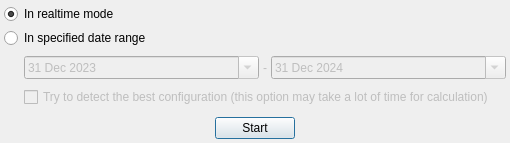
Old version of the form app/src/dialogs/startsimulationdialog/startsimulationdialog.ui in the repository Gris87/TInvestor.
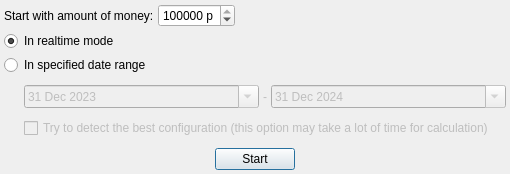
New version of the form.

Commit message: Store StartSimulationDialog state

```diff
--- a/app/src/dialogs/startsimulationdialog/startsimulationdialog.ui
+++ b/app/src/dialogs/startsimulationdialog/startsimulationdialog.ui
@@ -7,19 +7,19 @@
     <x>0</x>
     <y>0</y>
     <width>510</width>
-    <height>143</height>
+    <height>174</height>
    </rect>
   </property>
   <property name="minimumSize">
    <size>
     <width>510</width>
-    <height>143</height>
+    <height>174</height>
    </size>
   </property>
   <property name="maximumSize">
    <size>
     <width>510</width>
-    <height>143</height>
+    <height>174</height>
    </size>
   </property>
   <property name="windowTitle">
@@ -41,6 +41,46 @@
    <property name="bottomMargin">
     <number>4</number>
    </property>
+   <item>
+    <layout class="QHBoxLayout" name="horizontalLayout_3">
+     <property name="spacing">
+      <number>4</number>
+     </property>
+     <item>
+      <widget class="QLabel" name="label_2">
+       <property name="text">
+        <string>Start with amount of money:</string>
+       </property>
+      </widget>
+     </item>
+     <item>
+      <widget class="QSpinBox" name="startMoneySpinBox">
+       <property name="suffix">
+        <string notr="true"> p</string>
+       </property>
+       <property name="maximum">
+        <number>1000000000</number>
+       </property>
+       <property name="value">
+        <number>100000</number>
+       </property>
+      </widget>
+     </item>
+     <item>
+      <spacer name="horizontalSpacer_3">
+       <property name="orientation">
+        <enum>Qt::Orientation::Horizontal</enum>
+       </property>
+       <property name="sizeHint" stdset="0">
+        <size>
+         <width>40</width>
+         <height>20</height>
+        </size>
+       </property>
+      </spacer>
+     </item>
+    </layout>
+   </item>
    <item>
     <widget class="QRadioButton" name="realTimeRadioButton">
      <property name="text">
@@ -88,7 +128,7 @@
          <widget class="QDateEdit" name="fromDateEdit">
           <property name="dateTime">
            <datetime>
-            <hour>18</hour>
+            <hour>12</hour>
             <minute>0</minute>
             <second>0</second>
             <year>2023</year>
@@ -118,7 +158,7 @@
          <widget class="QDateEdit" name="toDateEdit">
           <property name="dateTime">
            <datetime>
-            <hour>18</hour>
+            <hour>12</hour>
             <minute>0</minute>
             <second>0</second>
             <year>2024</year>
```
The commit also changes 1 other file.
